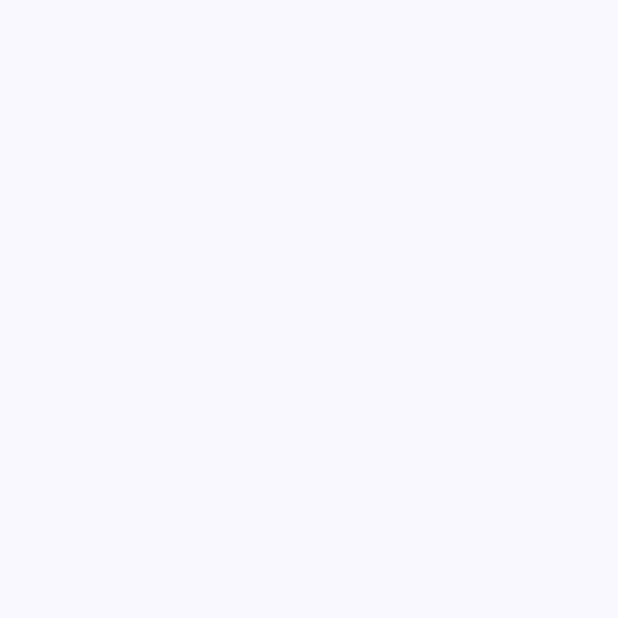
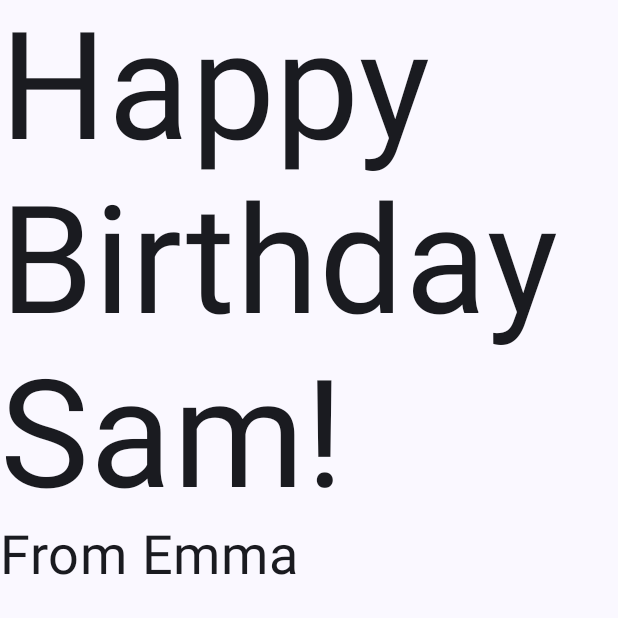
Before and after one commit to AnaDeFence/psychic-dollop, an Android app built with Jetpack Compose: the screen it shows after launch (MainActivity), on a phone screen of 412 x 824 dp, the top half of it. Before the commit the part shown is empty. Run offline under Robolectric (Android 15) with nearby library versions, the phone set to English and light mode, and no system bars.

Commit message:
hbapp: add func on emulator

```diff
--- a/happybirthday/app/src/main/java/com/example/happybirthday/MainActivity.kt
+++ b/happybirthday/app/src/main/java/com/example/happybirthday/MainActivity.kt
@@ -30,7 +30,7 @@ class MainActivity : ComponentActivity() {
                         modifier = Modifier.fillMaxSize(),
                         color = MaterialTheme.colorScheme.background
                     ) {
-
+                        GreetingText(message = "Happy Birthday Sam!", from = "From Emma")
 
                 }
             }
@@ -40,7 +40,7 @@ class MainActivity : ComponentActivity() {
 
 @Composable
 fun GreetingText(message: String, from: String, modifier: Modifier = Modifier) {
-    Column {
+    Column(modifier = modifier) {
         Text(
             text = message,
             fontSize = 100.sp,
```
